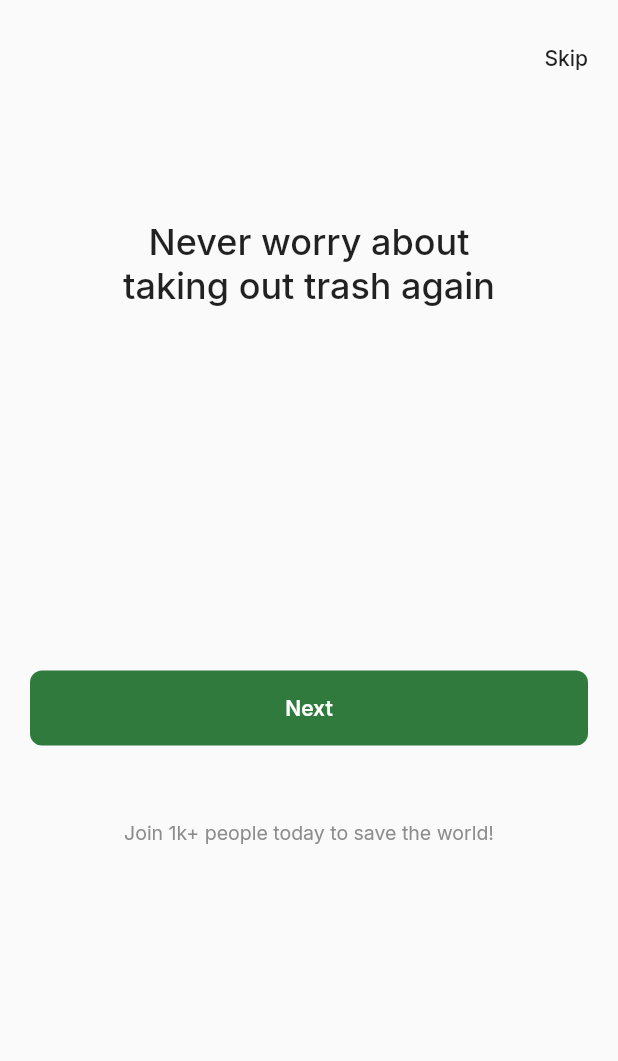
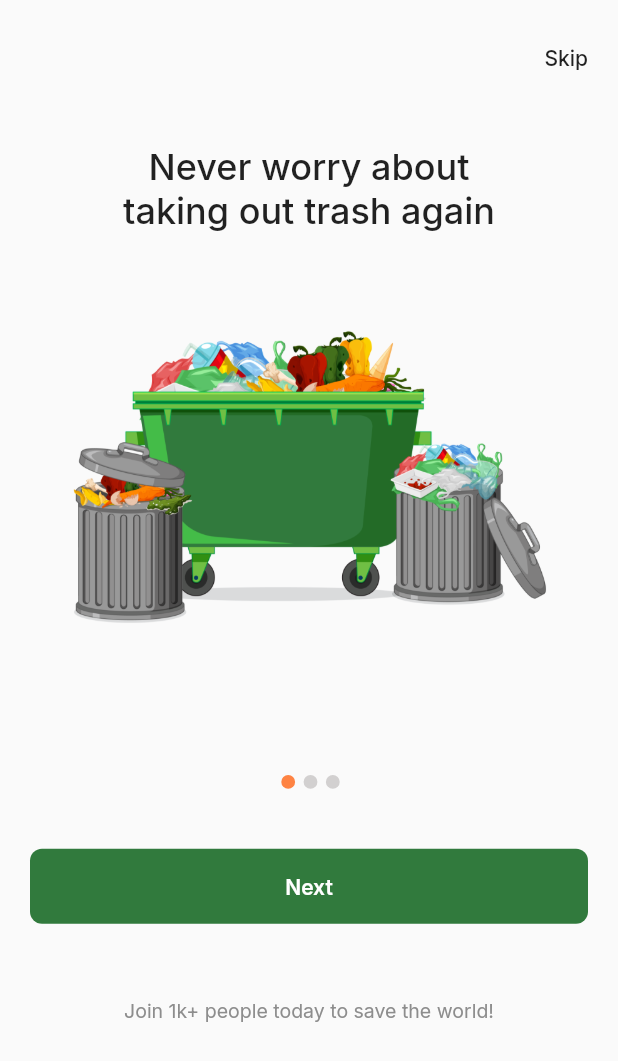
Before and after one commit to levi956/paka-, a Flutter app: the screen it shows after launch, on a phone screen of 412 x 824 dp. Shown: the top 1061 px of the screen. Run offline on Flutter 3.47's test engine with Material 2 defaults, Android fonts, the light colour scheme and no system bars; our stand-ins replace dropdown_button2, flutter_riverpod, google_fonts, line_awesome_flutter, shared_preferences; missing offline and left inert: nigerian_states_and_lga.

Commit message:
UI updates

```diff
--- a/lib/app/models/onboard.dart
+++ b/lib/app/models/onboard.dart
@@ -8,14 +8,14 @@ class OnboardModel {
 List<OnboardModel> onboardList = [
   OnboardModel(
     title: 'Never worry about\ntaking out trash again',
-    imagePath: '',
+    imagePath: 'assets/images/onboard1.png',
   ),
   OnboardModel(
     title: 'Schedule Pickups at\nyour convenience',
-    imagePath: '',
+    imagePath: 'assets/images/onboard2.png',
   ),
   OnboardModel(
     title: 'Do your part by\nsaving the world',
-    imagePath: '',
+    imagePath: 'assets/images/onboard3.png',
   ),
 ];
--- a/lib/app/pages/core/homepage.dart
+++ b/lib/app/pages/core/homepage.dart
@@ -25,7 +25,7 @@ class _HomePageState extends State<HomePage> {
     return Scaffold(
       body: Padding(
         padding:
-            const EdgeInsets.only(left: 20, right: 20, top: 10, bottom: 20),
+            const EdgeInsets.only(left: 20, right: 20, top: 30, bottom: 10),
         child: ListView(
           children: [
             Column(
--- a/lib/app/pages/onboard/onboard.dart
+++ b/lib/app/pages/onboard/onboard.dart
@@ -47,6 +47,7 @@ class _OnboardState extends State<Onboard> {
 
   @override
   Widget build(BuildContext context) {
+    final screenSize = MediaQuery.of(context).size;
     setStatusBarColor(color: BarColor.black);
     return Scaffold(
       body: Padding(
@@ -70,7 +71,7 @@ class _OnboardState extends State<Onboard> {
                   )
                 : const SizedBox(height: 17),
             SizedBox(
-              height: 400,
+              height: screenSize.height * 0.57,
               child: PageView.builder(
                 itemCount: onboardList.length,
                 controller: pageController,
@@ -83,9 +84,7 @@ class _OnboardState extends State<Onboard> {
                   return Column(
                     crossAxisAlignment: CrossAxisAlignment.center,
                     children: [
-                      const SizedBox(height: 100),
-
-                      // image widget goes here
+                      const SizedBox(height: 50),
 
                       Text(
                         onboardList[index].title!,
@@ -95,11 +94,29 @@ class _OnboardState extends State<Onboard> {
                           fontSize: 24,
                         ),
                       ),
+                      const SizedBox(height: 40),
+                      // image widget goes here
+                      SizedBox(
+                        height: screenSize.height * 0.3,
+                        width: screenSize.width * 0.8,
+                        child: Image.asset(
+                          onboardList[index].imagePath!,
+                          // fit: BoxFit.contain,
+                        ),
+                      ),
                     ],
                   );
                 },
               ),
             ),
+            Row(
+              mainAxisAlignment: MainAxisAlignment.center,
+              children: List.generate(
+                3,
+                (index) => buildDot(index, context),
+              ),
+            ),
+            const SizedBox(height: 40),
             CustomButton(
               text: toogleButtonText(),
               onPressed: () => buttonOnPressed(),
@@ -119,4 +136,19 @@ class _OnboardState extends State<Onboard> {
       ),
     );
   }
+
+  // dot notifier widget
+  Container buildDot(int index, BuildContext context) {
+    return Container(
+      height: 9.2,
+      width: 12.87,
+      margin: const EdgeInsets.only(left: 2),
+      decoration: BoxDecoration(
+        shape: BoxShape.circle,
+        color: pageIndex == index
+            ? const Color(0xFFFE8343)
+            : const Color(0xFFD2D0D0),
+      ),
+    );
+  }
 }
--- a/lib/app/pages/report_refuse/detail_report.dart
+++ b/lib/app/pages/report_refuse/detail_report.dart
@@ -41,7 +41,7 @@ class _DetailedReportPageState extends State<DetailedReportPage> {
         ),
         body: Padding(
           padding:
-              const EdgeInsets.only(left: 20, right: 20, top: 10, bottom: 20),
+              const EdgeInsets.only(left: 20, right: 20, top: 30, bottom: 20),
           child: ListView(
             children: [
               Column(
--- a/lib/app/pages/report_refuse/report_refuse.dart
+++ b/lib/app/pages/report_refuse/report_refuse.dart
@@ -33,7 +33,7 @@ class _ReportRefusePageState extends State<ReportRefusePage> {
     return Scaffold(
       body: Padding(
         padding:
-            const EdgeInsets.only(left: 20, right: 20, top: 10, bottom: 20),
+            const EdgeInsets.only(left: 20, right: 20, top: 30, bottom: 20),
         child: ListView(
           children: [
             Column(
```
Also changed, not shown: pubspec.yaml (+7 -0 lines), assets/images/onboard1.png (added), assets/images/onboard2.png (added), assets/images/onboard3.png (added), assets/images/paka_logo.png (added), pubspec.lock, 22 other files.
